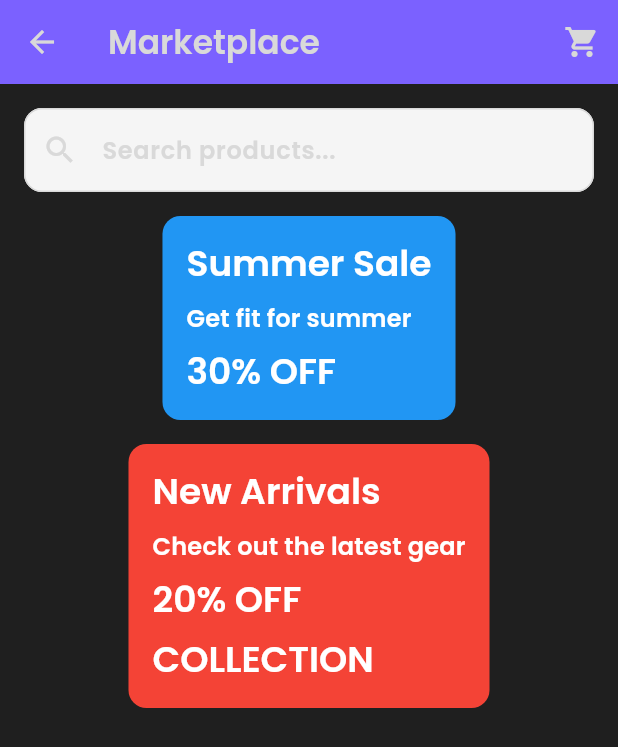
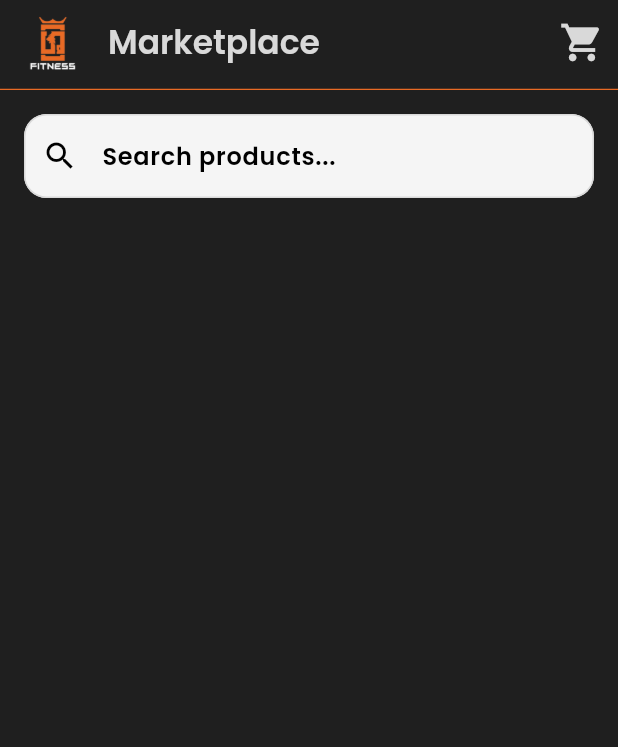
Before and after one commit to SriFitness/SriFitness_mobile_new, a Flutter app: the Marketplace screen opened directly, on a phone screen of 412 x 824 dp. Shown: the top 747 px of the screen. Run offline on Flutter 3.47's test engine with Material 3 defaults, Android fonts, the phone set to English and light mode, and no system bars; our stand-ins replace cloud_firestore, curved_navigation_bar, file_picker, firebase_auth, firebase_core, random_string and 1 more; accounts and stored records are empty.

Commit message:
fix the error of the marketplace

```diff
--- a/lib/pages/marketplace/marketplace.dart
+++ b/lib/pages/marketplace/marketplace.dart
@@ -1,13 +1,11 @@
-// lib/pages/marketplace/marketplace.dart
+
 import 'package:flutter/material.dart';
 import 'package:cloud_firestore/cloud_firestore.dart';
 import 'package:srifitness_app/pages/marketplace/product_model.dart';
 import 'package:srifitness_app/pages/marketplace/product_card.dart';
-import 'package:srifitness_app/pages/marketplace/cart.dart';
-import 'package:srifitness_app/components/banner_s_style_1.dart';
-import 'package:srifitness_app/components/banner_s_style_5.dart';
 import 'package:srifitness_app/constants.dart';
 import 'package:srifitness_app/pages/marketplace/cart_screen.dart';
+import 'package:srifitness_app/widget/custom_appbar.dart';
 
 class Marketplace extends StatefulWidget {
   @override
@@ -48,14 +46,16 @@ class _MarketplaceState extends State<Marketplace> {
   }
 
   @override
+  @override
   Widget build(BuildContext context) {
     return Scaffold(
-      appBar: AppBar(
-        title: Text('Marketplace'),
-        backgroundColor: primaryColor,
+      appBar: CustomAppBar(
+        title: 'Marketplace',
+        height: 60,
         actions: [
           IconButton(
             icon: Icon(Icons.shopping_cart),
+            iconSize: 30,
             onPressed: () {
               Navigator.push(
                 context,
@@ -65,11 +65,15 @@ class _MarketplaceState extends State<Marketplace> {
           ),
         ],
       ),
-      body: RefreshIndicator(
+      body: SingleChildScrollView(
+        child: RefreshIndicator(
           onRefresh: () async {
             _fetchProducts(); // Call the function without using its return value
           },
+          child: SingleChildScrollView(
             child: CustomScrollView(
+              shrinkWrap: true,
+              physics: NeverScrollableScrollPhysics(),
               slivers: [
                 SliverToBoxAdapter(
                   child: Padding(
@@ -78,13 +82,15 @@ class _MarketplaceState extends State<Marketplace> {
                       controller: _searchController,
                       decoration: InputDecoration(
                         hintText: 'Search products...',
-                    prefixIcon: Icon(Icons.search),
+                        hintStyle: TextStyle(color: Colors.black),
+                        prefixIcon: Icon(Icons.search, color: Colors.black,),
                         border: OutlineInputBorder(
-                      borderRadius: BorderRadius.circular(12),
+                          borderRadius: BorderRadius.circular(15),
                         ),
                         filled: true,
                         fillColor: Colors.grey[100],
                       ),
+                      style: TextStyle(color: Colors.black),
                       onChanged: _filterProducts,
                     ),
                   ),
@@ -92,35 +98,35 @@ class _MarketplaceState extends State<Marketplace> {
                 SliverToBoxAdapter(
                   child: Column(
                     children: [
-                  BannerSStyle1(
-                    title: "Summer Sale",
-                    subtitle: "Get fit for summer",
-                    discountParcent: 30,
-                    press: () {
-                      // Navigate to summer sale page
-                    },
-                  ),
+                      // BannerSStyle1(
+                      //   title: "Summer Sale",
+                      //   subtitle: "Get fit for summer",
+                      //   discountParcent: 30,
+                      //   press: () {
+                      //     // Navigate to summer sale page
+                      //   },
+                      // ),
                       SizedBox(height: defaultPadding),
-                  BannerSStyle5(
-                    title: "New Arrivals",
-                    subtitle: "Check out the latest gear",
-                    discountPercent: 20,
-                    bottomText: "Collection".toUpperCase(),
-                    press: () {
-                      // Navigate to new arrivals page
-                    },
-                  ),
+                      // BannerSStyle5(
+                      //   title: "New Arrivals",
+                      //   subtitle: "Check out the latest gear",
+                      //   discountPercent: 20,
+                      //   bottomText: "Collection".toUpperCase(),
+                      //   press: () {
+                      //     // Navigate to new arrivals page
+                      //   },
+                      // ),
                     ],
                   ),
                 ),
                 SliverPadding(
-              padding: EdgeInsets.all(8),
+                  padding: EdgeInsets.all(defaultPadding),
                   sliver: SliverGrid(
                     gridDelegate: SliverGridDelegateWithFixedCrossAxisCount(
-                  crossAxisCount: 2,
-                  childAspectRatio: 0.7,
+                        crossAxisCount: 1,
+                        childAspectRatio: 1.1, // Adjusted aspect ratio for increased height
                         crossAxisSpacing: 8,
-                  mainAxisSpacing: 8,
+                        mainAxisSpacing: 8
                     ),
                     delegate: SliverChildBuilderDelegate(
                           (context, index) {
@@ -143,6 +149,8 @@ class _MarketplaceState extends State<Marketplace> {
               ],
             ),
           ),
+        ),
+      ),
     );
   }
 }
--- a/lib/widget/custom_appbar.dart
+++ b/lib/widget/custom_appbar.dart
@@ -5,11 +5,13 @@ import 'package:srifitness_app/widget/colo_extension.dart';
 class CustomAppBar extends StatelessWidget implements PreferredSizeWidget {
   final String title;
   final double height;
+  final List<Widget>? actions;
 
   const CustomAppBar({
     Key? key,
     required this.title,
     this.height = kToolbarHeight,
+    this.actions,
   }) : super(key: key);
 
   @override
@@ -43,6 +45,7 @@ class CustomAppBar extends StatelessWidget implements PreferredSizeWidget {
           ),
           backgroundColor: TColor.backgroundcolor,
           elevation: 0,
+          actions: actions,
         ),
       ),
     );
```
Also changed, not shown: lib/pages/marketplace/cart.dart (deleted, +0 -21 lines), lib/pages/marketplace/product_card.dart (+11 -13 lines). Lines whose indentation alone changed are shown as unchanged.
